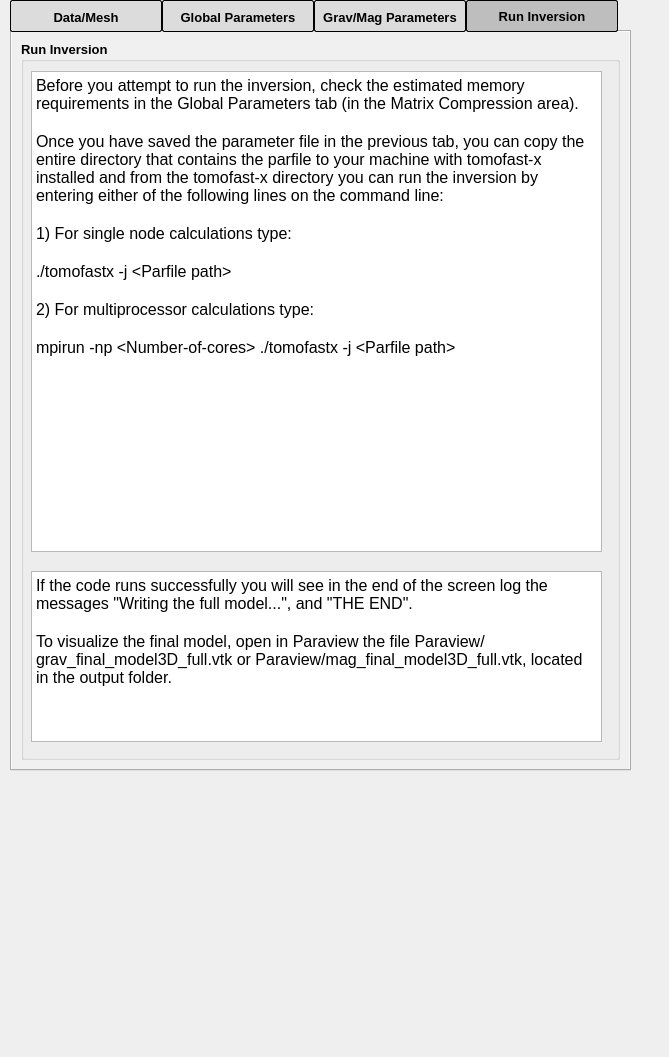
First picture: the form in Tomofast_x_dockwidget_base.ui, repository TOMOFAST/tomofast-x-q, before the edit.
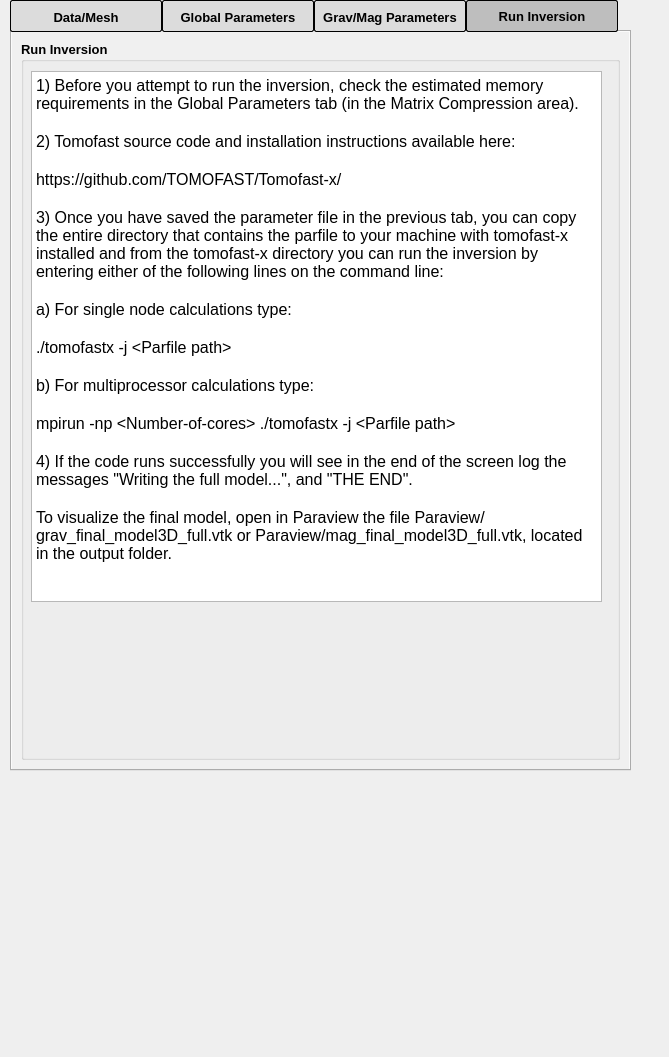
Second picture: the form after the edit. The open tabs and pages were chosen to show the change. Custom widgets are drawn as their Qt base class.

Commit message: improve help instructions

What changed in the file:
```diff
--- a/Tomofast_x_dockwidget_base.ui
+++ b/Tomofast_x_dockwidget_base.ui
@@ -3671,7 +3671,7 @@
            <x>10</x>
            <y>30</y>
            <width>571</width>
-           <height>481</height>
+           <height>531</height>
           </rect>
          </property>
          <property name="font">
@@ -3687,42 +3687,26 @@
 &lt;html&gt;&lt;head&gt;&lt;meta name=&quot;qrichtext&quot; content=&quot;1&quot; /&gt;&lt;style type=&quot;text/css&quot;&gt;
 p, li { white-space: pre-wrap; }
 &lt;/style&gt;&lt;/head&gt;&lt;body style=&quot; font-family:'MS Shell Dlg 2'; font-size:6pt; font-weight:400; font-style:normal;&quot;&gt;
-&lt;p style=&quot; margin-top:0px; margin-bottom:0px; margin-left:0px; margin-right:0px; -qt-block-indent:0; text-indent:0px;&quot;&gt;&lt;span style=&quot; font-size:12pt;&quot;&gt;Before you attempt to run the inversion, check the estimated memory requirements in the Global Parameters tab (in the Matrix Compression area). &lt;/span&gt;&lt;/p&gt;
+&lt;p style=&quot; margin-top:0px; margin-bottom:0px; margin-left:0px; margin-right:0px; -qt-block-indent:0; text-indent:0px;&quot;&gt;&lt;span style=&quot; font-size:12pt;&quot;&gt;1) Before you attempt to run the inversion, check the estimated memory requirements in the Global Parameters tab (in the Matrix Compression area). &lt;/span&gt;&lt;/p&gt;
 &lt;p style=&quot;-qt-paragraph-type:empty; margin-top:0px; margin-bottom:0px; margin-left:0px; margin-right:0px; -qt-block-indent:0; text-indent:0px; font-size:12pt;&quot;&gt;&lt;br /&gt;&lt;/p&gt;
-&lt;p style=&quot; margin-top:0px; margin-bottom:0px; margin-left:0px; margin-right:0px; -qt-block-indent:0; text-indent:0px;&quot;&gt;&lt;span style=&quot; font-size:12pt;&quot;&gt;Once you have saved the parameter file in the previous tab, you can copy the entire directory that contains the parfile to your machine with tomofast-x installed and from the tomofast-x directory you can run the inversion by entering either of the following lines on the command line:&lt;/span&gt;&lt;/p&gt;
+&lt;p style=&quot; margin-top:0px; margin-bottom:0px; margin-left:0px; margin-right:0px; -qt-block-indent:0; text-indent:0px;&quot;&gt;&lt;span style=&quot; font-size:12pt;&quot;&gt;2) Tomofast source code and installation instructions available here:&lt;/span&gt;&lt;/p&gt;
 &lt;p style=&quot;-qt-paragraph-type:empty; margin-top:0px; margin-bottom:0px; margin-left:0px; margin-right:0px; -qt-block-indent:0; text-indent:0px; font-size:12pt;&quot;&gt;&lt;br /&gt;&lt;/p&gt;
-&lt;p style=&quot; margin-top:0px; margin-bottom:0px; margin-left:0px; margin-right:0px; -qt-block-indent:0; text-indent:0px;&quot;&gt;&lt;span style=&quot; font-size:12pt;&quot;&gt;1) For single node calculations type:&lt;/span&gt;&lt;/p&gt;
+&lt;p style=&quot; margin-top:0px; margin-bottom:0px; margin-left:0px; margin-right:0px; -qt-block-indent:0; text-indent:0px;&quot;&gt;&lt;span style=&quot; font-size:12pt;&quot;&gt;https://github.com/TOMOFAST/Tomofast-x/&lt;/span&gt;&lt;/p&gt;
+&lt;p style=&quot;-qt-paragraph-type:empty; margin-top:0px; margin-bottom:0px; margin-left:0px; margin-right:0px; -qt-block-indent:0; text-indent:0px; font-size:12pt;&quot;&gt;&lt;br /&gt;&lt;/p&gt;
+&lt;p style=&quot; margin-top:0px; margin-bottom:0px; margin-left:0px; margin-right:0px; -qt-block-indent:0; text-indent:0px;&quot;&gt;&lt;span style=&quot; font-size:12pt;&quot;&gt;3) Once you have saved the parameter file in the previous tab, you can copy the entire directory that contains the parfile to your machine with tomofast-x installed and from the tomofast-x directory you can run the inversion by entering either of the following lines on the command line:&lt;/span&gt;&lt;/p&gt;
+&lt;p style=&quot;-qt-paragraph-type:empty; margin-top:0px; margin-bottom:0px; margin-left:0px; margin-right:0px; -qt-block-indent:0; text-indent:0px; font-size:12pt;&quot;&gt;&lt;br /&gt;&lt;/p&gt;
+&lt;p style=&quot; margin-top:0px; margin-bottom:0px; margin-left:0px; margin-right:0px; -qt-block-indent:0; text-indent:0px;&quot;&gt;&lt;span style=&quot; font-size:12pt;&quot;&gt;a) For single node calculations type:&lt;/span&gt;&lt;/p&gt;
 &lt;p style=&quot;-qt-paragraph-type:empty; margin-top:0px; margin-bottom:0px; margin-left:0px; margin-right:0px; -qt-block-indent:0; text-indent:0px; font-size:12pt;&quot;&gt;&lt;br /&gt;&lt;/p&gt;
 &lt;p style=&quot; margin-top:0px; margin-bottom:0px; margin-left:0px; margin-right:0px; -qt-block-indent:0; text-indent:0px;&quot;&gt;&lt;span style=&quot; font-size:12pt;&quot;&gt;./tomofastx -j &amp;lt;Parfile path&amp;gt;&lt;/span&gt;&lt;/p&gt;
 &lt;p style=&quot;-qt-paragraph-type:empty; margin-top:0px; margin-bottom:0px; margin-left:0px; margin-right:0px; -qt-block-indent:0; text-indent:0px; font-size:12pt;&quot;&gt;&lt;br /&gt;&lt;/p&gt;
-&lt;p style=&quot; margin-top:0px; margin-bottom:0px; margin-left:0px; margin-right:0px; -qt-block-indent:0; text-indent:0px;&quot;&gt;&lt;span style=&quot; font-size:12pt;&quot;&gt;2) For multiprocessor calculations type:&lt;/span&gt;&lt;/p&gt;
+&lt;p style=&quot; margin-top:0px; margin-bottom:0px; margin-left:0px; margin-right:0px; -qt-block-indent:0; text-indent:0px;&quot;&gt;&lt;span style=&quot; font-size:12pt;&quot;&gt;b) For multiprocessor calculations type:&lt;/span&gt;&lt;/p&gt;
 &lt;p style=&quot;-qt-paragraph-type:empty; margin-top:0px; margin-bottom:0px; margin-left:0px; margin-right:0px; -qt-block-indent:0; text-indent:0px; font-size:12pt;&quot;&gt;&lt;br /&gt;&lt;/p&gt;
-&lt;p style=&quot; margin-top:0px; margin-bottom:0px; margin-left:0px; margin-right:0px; -qt-block-indent:0; text-indent:0px;&quot;&gt;&lt;span style=&quot; font-size:12pt;&quot;&gt;mpirun -np &amp;lt;Number-of-cores&amp;gt; ./tomofastx -j &amp;lt;Parfile path&amp;gt;&lt;/span&gt;&lt;/p&gt;&lt;/body&gt;&lt;/html&gt;</string>
-         </property>
-        </widget>
-        <widget class="QTextEdit" name="textEdit_6">
-         <property name="enabled">
-          <bool>true</bool>
-         </property>
-         <property name="geometry">
-          <rect>
-           <x>10</x>
-           <y>530</y>
-           <width>571</width>
-           <height>171</height>
-          </rect>
-         </property>
-         <property name="readOnly">
-          <bool>true</bool>
-         </property>
-         <property name="html">
-          <string>&lt;!DOCTYPE HTML PUBLIC &quot;-//W3C//DTD HTML 4.0//EN&quot; &quot;http://www.w3.org/TR/REC-html40/strict.dtd&quot;&gt;
-&lt;html&gt;&lt;head&gt;&lt;meta name=&quot;qrichtext&quot; content=&quot;1&quot; /&gt;&lt;style type=&quot;text/css&quot;&gt;
-p, li { white-space: pre-wrap; }
-&lt;/style&gt;&lt;/head&gt;&lt;body style=&quot; font-family:'MS Shell Dlg 2'; font-size:8.25pt; font-weight:400; font-style:normal;&quot;&gt;
-&lt;p style=&quot; margin-top:0px; margin-bottom:0px; margin-left:0px; margin-right:0px; -qt-block-indent:0; text-indent:0px;&quot;&gt;&lt;span style=&quot; font-size:12pt;&quot;&gt;If the code runs successfully you will see in the end of the screen log the messages &amp;quot;Writing the full model...&amp;quot;, and &amp;quot;THE END&amp;quot;. &lt;/span&gt;&lt;/p&gt;
+&lt;p style=&quot; margin-top:0px; margin-bottom:0px; margin-left:0px; margin-right:0px; -qt-block-indent:0; text-indent:0px;&quot;&gt;&lt;span style=&quot; font-size:12pt;&quot;&gt;mpirun -np &amp;lt;Number-of-cores&amp;gt; ./tomofastx -j &amp;lt;Parfile path&amp;gt;&lt;/span&gt;&lt;/p&gt;
 &lt;p style=&quot;-qt-paragraph-type:empty; margin-top:0px; margin-bottom:0px; margin-left:0px; margin-right:0px; -qt-block-indent:0; text-indent:0px; font-size:12pt;&quot;&gt;&lt;br /&gt;&lt;/p&gt;
-&lt;p style=&quot; margin-top:0px; margin-bottom:0px; margin-left:0px; margin-right:0px; -qt-block-indent:0; text-indent:0px;&quot;&gt;&lt;span style=&quot; font-size:12pt;&quot;&gt;To visualize the final model, open in Paraview the file Paraview/grav_final_model3D_full.vtk or Paraview/mag_final_model3D_full.vtk, located in the output folder. &lt;/span&gt;&lt;/p&gt;&lt;/body&gt;&lt;/html&gt;</string>
+&lt;p style=&quot; margin-top:0px; margin-bottom:0px; margin-left:0px; margin-right:0px; -qt-block-indent:0; text-indent:0px;&quot;&gt;&lt;span style=&quot; font-size:12pt;&quot;&gt;4) If the code runs successfully you will see in the end of the screen log the messages &amp;quot;Writing the full model...&amp;quot;, and &amp;quot;THE END&amp;quot;. &lt;/span&gt;&lt;/p&gt;
+&lt;p style=&quot;-qt-paragraph-type:empty; margin-top:0px; margin-bottom:0px; margin-left:0px; margin-right:0px; -qt-block-indent:0; text-indent:0px; font-size:12pt;&quot;&gt;&lt;br /&gt;&lt;/p&gt;
+&lt;p style=&quot; margin-top:0px; margin-bottom:0px; margin-left:0px; margin-right:0px; -qt-block-indent:0; text-indent:0px;&quot;&gt;&lt;span style=&quot; font-size:12pt;&quot;&gt;To visualize the final model, open in Paraview the file Paraview/grav_final_model3D_full.vtk or Paraview/mag_final_model3D_full.vtk, located in the output folder. &lt;/span&gt;&lt;/p&gt;
+&lt;p style=&quot;-qt-paragraph-type:empty; margin-top:0px; margin-bottom:0px; margin-left:0px; margin-right:0px; -qt-block-indent:0; text-indent:0px;&quot;&gt;&lt;br /&gt;&lt;/p&gt;&lt;/body&gt;&lt;/html&gt;</string>
          </property>
         </widget>
        </widget>
```
